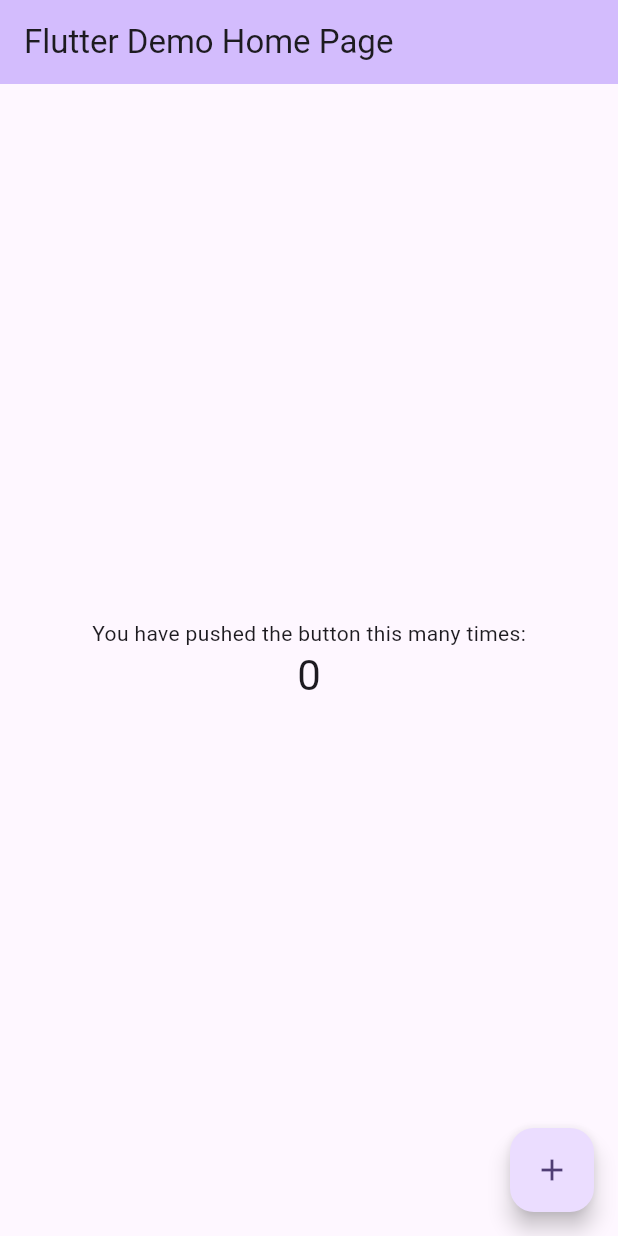
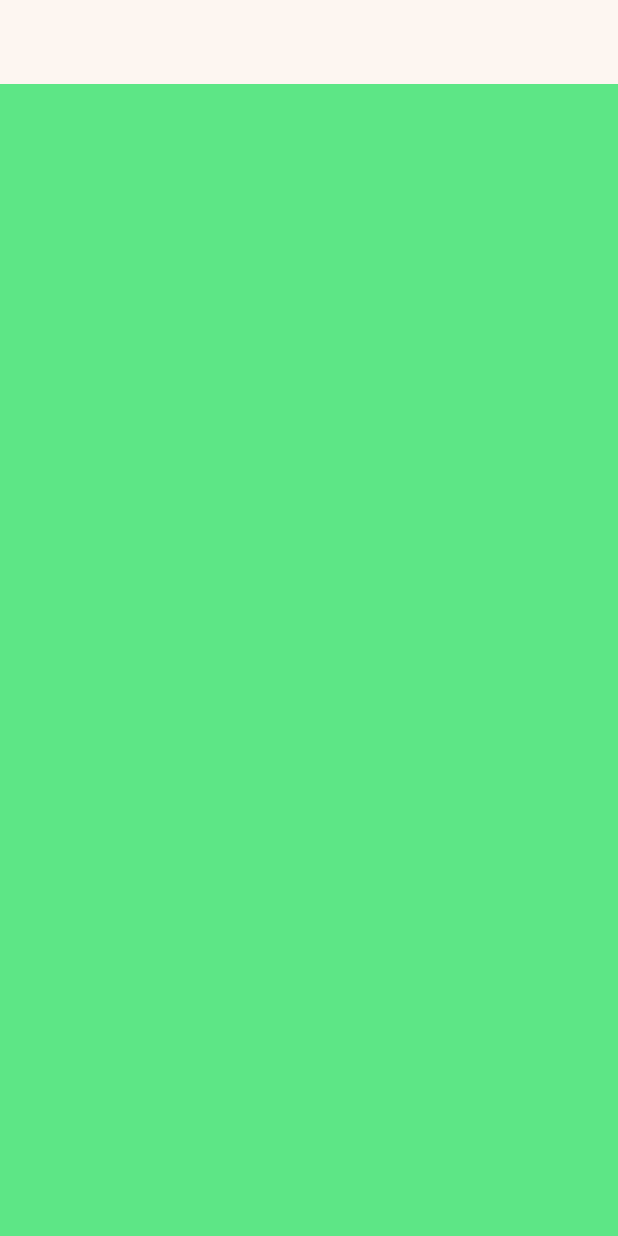
Before and after one commit to keannugran19/crabcheckweb, a Flutter app: the screen it shows after launch, on a phone screen of 412 x 824 dp. Run offline on Flutter 3.47's test engine with Material 3 defaults, Android fonts, the phone set to English and light mode, and no system bars; our stand-ins replace google_fonts.

Commit message:
Add font, initial files and responsive design

```diff
--- /dev/null
+++ b/lib/constants/colors.dart
@@ -0,0 +1,27 @@
+import 'package:flutter/material.dart';
+
+const textColor = Color(0xFF1A0E04);
+const backgroundColor = Color(0xFFFDF6F1);
+const primaryColor = Color(0xFFFF7300);
+const secondaryColor = Color(0xFF011F4B);
+const accentColor = Color(0xFF5DE686);
+
+const colorScheme = ColorScheme(
+  brightness: Brightness.light,
+  primary: primaryColor,
+  onPrimary: primaryColor,
+  secondary: secondaryColor,
+  onSecondary: secondaryColor,
+  background: backgroundColor,
+  onBackground: textColor,
+  surface: backgroundColor,
+  onSurface: textColor,
+  tertiary: accentColor,
+  onTertiary: accentColor,
+  error: Brightness.light == Brightness.light
+      ? Color(0xffB3261E)
+      : Color(0xffF2B8B5),
+  onError: Brightness.light == Brightness.light
+      ? Color(0xffFFFFFF)
+      : Color(0xff601410),
+);
--- a/lib/main.dart
+++ b/lib/main.dart
@@ -1,125 +1,26 @@
+import 'package:crabcheckweb1/constants/colors.dart';
+import 'package:crabcheckweb1/pages/home_page.dart';
 import 'package:flutter/material.dart';
+import 'package:google_fonts/google_fonts.dart';
 
 void main() {
-  runApp(const MyApp());
+  runApp(const CrabCheckWeb());
 }
 
-class MyApp extends StatelessWidget {
-  const MyApp({super.key});
+class CrabCheckWeb extends StatelessWidget {
+  const CrabCheckWeb({super.key});
 
-  // This widget is the root of your application.
   @override
   Widget build(BuildContext context) {
     return MaterialApp(
-      title: 'Flutter Demo',
+      debugShowCheckedModeBanner: false,
+      title: "Crabcheck Dashboard",
       theme: ThemeData(
-        // This is the theme of your application.
-        //
-        // TRY THIS: Try running your application with "flutter run". You'll see
-        // the application has a purple toolbar. Then, without quitting the app,
-        // try changing the seedColor in the colorScheme below to Colors.green
-        // and then invoke "hot reload" (save your changes or press the "hot
-        // reload" button in a Flutter-supported IDE, or press "r" if you used
-        // the command line to start the app).
-        //
-        // Notice that the counter didn't reset back to zero; the application
-        // state is not lost during the reload. To reset the state, use hot
-        // restart instead.
-        //
-        // This works for code too, not just values: Most code changes can be
-        // tested with just a hot reload.
-        colorScheme: ColorScheme.fromSeed(seedColor: Colors.deepPurple),
-        useMaterial3: true,
-      ),
-      home: const MyHomePage(title: 'Flutter Demo Home Page'),
+          scaffoldBackgroundColor: colorScheme.background,
+          textTheme: GoogleFonts.poppinsTextTheme(Theme.of(context).textTheme)
+              .apply(bodyColor: colorScheme.onBackground),
+          primaryColor: colorScheme.primary),
+      home: const HomePage(),
     );
   }
 }
-
-class MyHomePage extends StatefulWidget {
-  const MyHomePage({super.key, required this.title});
-
-  // This widget is the home page of your application. It is stateful, meaning
-  // that it has a State object (defined below) that contains fields that affect
-  // how it looks.
-
-  // This class is the configuration for the state. It holds the values (in this
-  // case the title) provided by the parent (in this case the App widget) and
-  // used by the build method of the State. Fields in a Widget subclass are
-  // always marked "final".
-
-  final String title;
-
-  @override
-  State<MyHomePage> createState() => _MyHomePageState();
-}
-
-class _MyHomePageState extends State<MyHomePage> {
-  int _counter = 0;
-
-  void _incrementCounter() {
-    setState(() {
-      // This call to setState tells the Flutter framework that something has
-      // changed in this State, which causes it to rerun the build method below
-      // so that the display can reflect the updated values. If we changed
-      // _counter without calling setState(), then the build method would not be
-      // called again, and so nothing would appear to happen.
-      _counter++;
-    });
-  }
-
-  @override
-  Widget build(BuildContext context) {
-    // This method is rerun every time setState is called, for instance as done
-    // by the _incrementCounter method above.
-    //
-    // The Flutter framework has been optimized to make rerunning build methods
-    // fast, so that you can just rebuild anything that needs updating rather
-    // than having to individually change instances of widgets.
-    return Scaffold(
-      appBar: AppBar(
-        // TRY THIS: Try changing the color here to a specific color (to
-        // Colors.amber, perhaps?) and trigger a hot reload to see the AppBar
-        // change color while the other colors stay the same.
-        backgroundColor: Theme.of(context).colorScheme.inversePrimary,
-        // Here we take the value from the MyHomePage object that was created by
-        // the App.build method, and use it to set our appbar title.
-        title: Text(widget.title),
-      ),
-      body: Center(
-        // Center is a layout widget. It takes a single child and positions it
-        // in the middle of the parent.
-        child: Column(
-          // Column is also a layout widget. It takes a list of children and
-          // arranges them vertically. By default, it sizes itself to fit its
-          // children horizontally, and tries to be as tall as its parent.
-          //
-          // Column has various properties to control how it sizes itself and
-          // how it positions its children. Here we use mainAxisAlignment to
-          // center the children vertically; the main axis here is the vertical
-          // axis because Columns are vertical (the cross axis would be
-          // horizontal).
-          //
-          // TRY THIS: Invoke "debug painting" (choose the "Toggle Debug Paint"
-          // action in the IDE, or press "p" in the console), to see the
-          // wireframe for each widget.
-          mainAxisAlignment: MainAxisAlignment.center,
-          children: <Widget>[
-            const Text(
-              'You have pushed the button this many times:',
-            ),
-            Text(
-              '$_counter',
-              style: Theme.of(context).textTheme.headlineMedium,
-            ),
-          ],
-        ),
-      ),
-      floatingActionButton: FloatingActionButton(
-        onPressed: _incrementCounter,
-        tooltip: 'Increment',
-        child: const Icon(Icons.add),
-      ), // This trailing comma makes auto-formatting nicer for build methods.
-    );
-  }
-}
--- /dev/null
+++ b/lib/pages/home_page.dart
@@ -0,0 +1,24 @@
+import 'package:crabcheckweb1/constants/colors.dart';
+import 'package:crabcheckweb1/widgets/large_screen.dart';
+import 'package:crabcheckweb1/widgets/medium_screen.dart';
+import 'package:crabcheckweb1/widgets/responsiveness.dart';
+import 'package:crabcheckweb1/widgets/small_screen.dart';
+import 'package:flutter/material.dart';
+
+class HomePage extends StatelessWidget {
+  const HomePage({super.key});
+
+  @override
+  Widget build(BuildContext context) {
+    return Scaffold(
+        appBar: AppBar(
+          elevation: 0,
+          backgroundColor: colorScheme.background,
+        ),
+        body: const Responsiveness(
+          largeScreen: LargeScreen(),
+          mediumScreen: MediumScreen(),
+          smallScreen: SmallScreen(),
+        ));
+  }
+}
--- /dev/null
+++ b/lib/widgets/responsiveness.dart
@@ -0,0 +1,44 @@
+import 'package:flutter/material.dart';
+
+const int largeScreenSize = 1300;
+const int mediumScreenSize = 768;
+const int smallScreenSize = 360;
+
+class Responsiveness extends StatelessWidget {
+  final Widget largeScreen;
+  final Widget mediumScreen;
+  final Widget smallScreen;
+
+  const Responsiveness({
+    super.key,
+    required this.largeScreen,
+    required this.mediumScreen,
+    required this.smallScreen,
+  });
+
+  static bool isSmallScreen(BuildContext context) =>
+      MediaQuery.of(context).size.width < smallScreenSize;
+
+  static bool isMediumScreen(BuildContext context) =>
+      MediaQuery.of(context).size.width >= mediumScreenSize &&
+      MediaQuery.of(context).size.width < largeScreenSize;
+
+  static bool isLargeScreen(BuildContext context) =>
+      MediaQuery.of(context).size.width >= largeScreenSize;
+
+  @override
+  Widget build(BuildContext context) {
+    return LayoutBuilder(
+      builder: (context, constraints) {
+        double width = constraints.maxWidth;
+        if (width >= largeScreenSize) {
+          return largeScreen;
+        } else if (width < largeScreenSize && width >= mediumScreenSize) {
+          return mediumScreen ?? largeScreen;
+        } else {
+          return smallScreen ?? largeScreen;
+        }
+      },
+    );
+  }
+}
--- /dev/null
+++ b/lib/widgets/small_screen.dart
@@ -0,0 +1,14 @@
+import 'package:crabcheckweb1/constants/colors.dart';
+import 'package:flutter/material.dart';
+
+class SmallScreen extends StatelessWidget {
+  const SmallScreen({super.key});
+
+  @override
+  Widget build(BuildContext context) {
+    return Container(
+      constraints: const BoxConstraints.expand(),
+      color: colorScheme.tertiary,
+    );
+  }
+}
--- a/pubspec.yaml
+++ b/pubspec.yaml
@@ -35,6 +35,7 @@ dependencies:
   # The following adds the Cupertino Icons font to your application.
   # Use with the CupertinoIcons class for iOS style icons.
   cupertino_icons: ^1.0.6
+  google_fonts: ^6.2.1
 
 dev_dependencies:
   flutter_test:
```
Also changed, not shown: lib/widgets/large_screen.dart (added, +24 -0 lines), lib/widgets/medium_screen.dart (added, +14 -0 lines), pubspec.lock, 2 other files.
